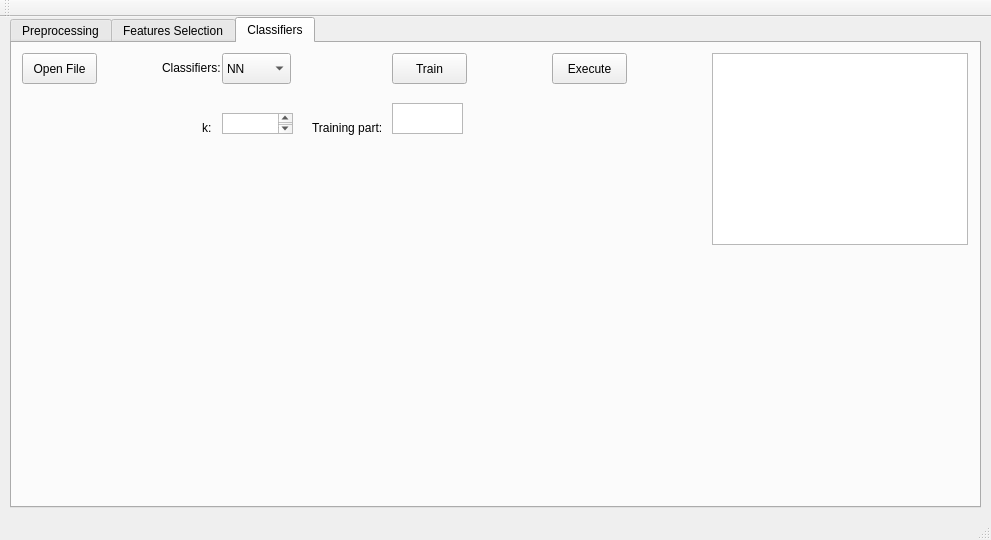
Above: mainwindow.ui from Stadzior/SMPD before the change. Below: the same form after it.
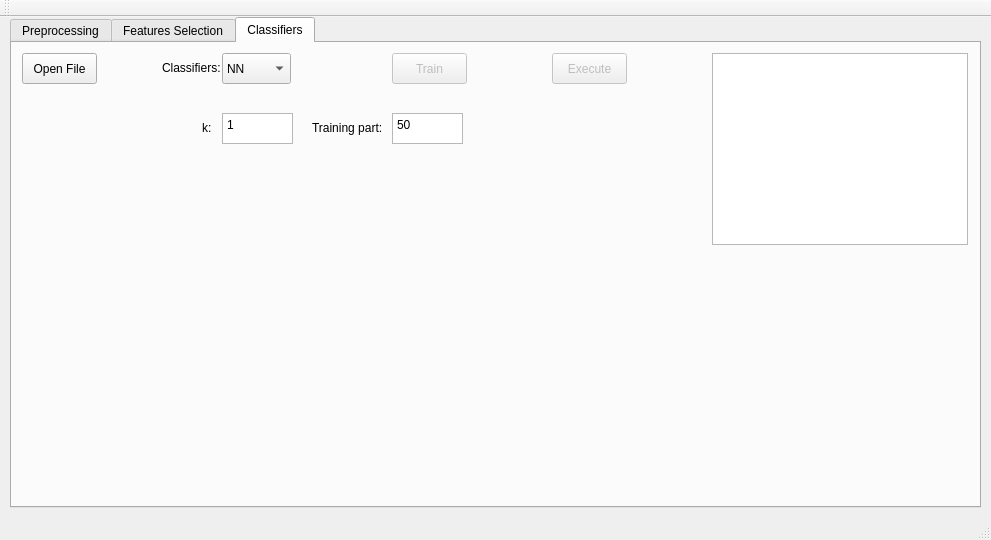
That is the form after the change.

Diff of the .ui file:
```diff
--- a/mainwindow.ui
+++ b/mainwindow.ui
@@ -207,6 +207,9 @@
       </property>
      </widget>
      <widget class="QPushButton" name="CpushButtonTrain">
+      <property name="enabled">
+       <bool>false</bool>
+      </property>
       <property name="geometry">
        <rect>
         <x>380</x>
@@ -266,13 +269,19 @@
       <property name="geometry">
        <rect>
         <x>380</x>
-        <y>60</y>
+        <y>70</y>
         <width>71</width>
         <height>31</height>
        </rect>
       </property>
+      <property name="plainText">
+       <string>50</string>
+      </property>
      </widget>
      <widget class="QPushButton" name="CpushButtonExecute">
+      <property name="enabled">
+       <bool>false</bool>
+      </property>
       <property name="geometry">
        <rect>
         <x>540</x>
@@ -314,9 +323,12 @@
         <x>210</x>
         <y>70</y>
         <width>71</width>
-        <height>21</height>
+        <height>31</height>
        </rect>
       </property>
+      <property name="plainText">
+       <string>1</string>
+      </property>
      </widget>
     </widget>
    </widget>
```
